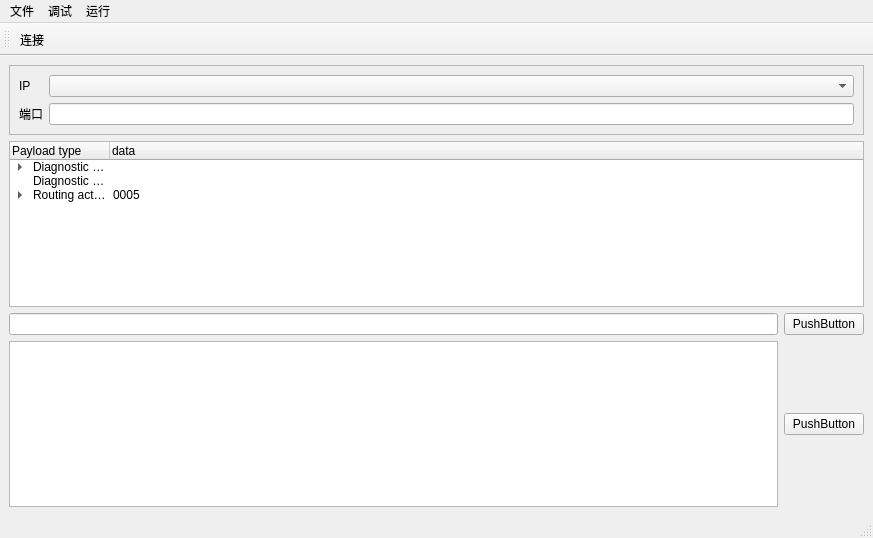
Qt form mainwindow.ui (xjzer/QtWidgetDemo) before a commit.
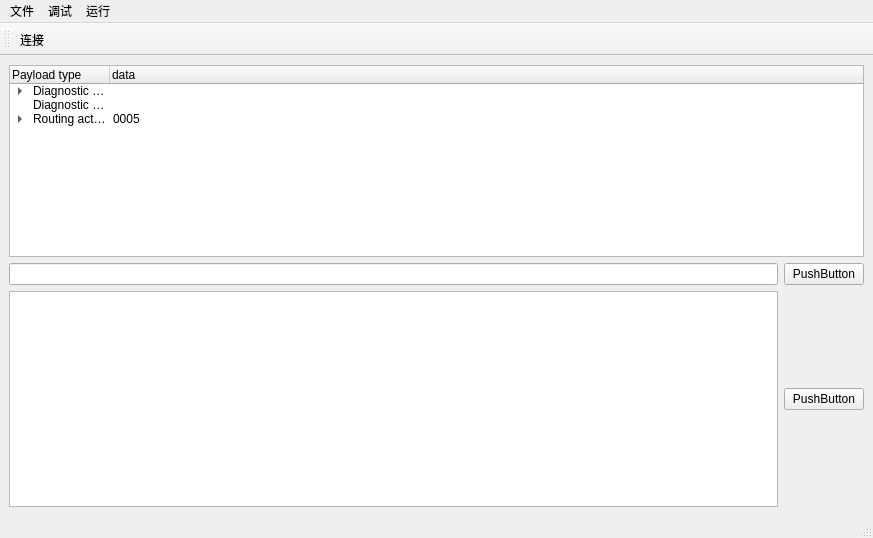
The same form after that commit.

Commit message: Feat(action_connect): (1)The configuration is saved to *.ini (2)The IP address and PORT are read from *. Ini to establish a TCP connection

```diff
--- a/mainwindow.ui
+++ b/mainwindow.ui
@@ -15,38 +15,6 @@
   </property>
   <widget class="QWidget" name="centralwidget">
    <layout class="QVBoxLayout" name="verticalLayout_2">
-    <item>
-     <widget class="QFrame" name="frame">
-      <property name="frameShape">
-       <enum>QFrame::StyledPanel</enum>
-      </property>
-      <property name="frameShadow">
-       <enum>QFrame::Raised</enum>
-      </property>
-      <layout class="QGridLayout" name="gridLayout">
-       <item row="0" column="1">
-        <widget class="QComboBox" name="ServerAddress"/>
-       </item>
-       <item row="1" column="0">
-        <widget class="QLabel" name="label_2">
-         <property name="text">
-          <string>端口</string>
-         </property>
-        </widget>
-       </item>
-       <item row="1" column="1">
-        <widget class="QLineEdit" name="ServerPort"/>
-       </item>
-       <item row="0" column="0">
-        <widget class="QLabel" name="label">
-         <property name="text">
-          <string>IP</string>
-         </property>
-        </widget>
-       </item>
-      </layout>
-     </widget>
-    </item>
     <item>
      <layout class="QVBoxLayout" name="verticalLayout">
       <item>
```
The commit also changes 6 other files.
